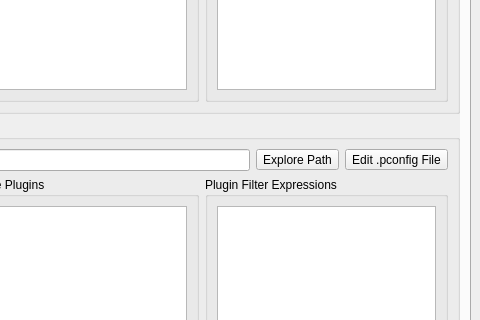
JPNaude/Qtilities, file src/Plugins/DebugPlugin/source/DebugWidget.ui: the form before one commit; both pictures show x 575 to 1055 and y 362 to 682 of the 1055 by 870 pixel window.
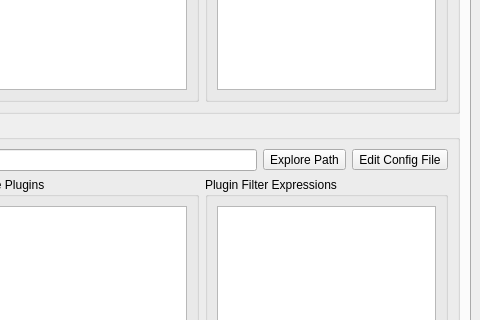
The form after the commit. The open tabs and pages were chosen to show the change.

Commit message: 1) Observer property classes improved. 2) All defines made by Qtilities now starts with qti_ and they are nicely grouped together. 3) Added concept of applicationSessionPath to QtilitiesApplication and this is used throughout Qtilities. 4) All d-pointer data structures that should be private for classes renamed to end with PrivateData. 5) ObjectScopeWidget changed the way it registers actions. 6) Debug widget improvements and numerous other small fixes.

The edit to the form file:
```diff
--- a/src/Plugins/DebugPlugin/source/DebugWidget.ui
+++ b/src/Plugins/DebugPlugin/source/DebugWidget.ui
@@ -665,8 +665,8 @@
             <rect>
              <x>0</x>
              <y>0</y>
-             <width>442</width>
-             <height>298</height>
+             <width>1013</width>
+             <height>689</height>
             </rect>
            </property>
            <attribute name="label">
@@ -792,7 +792,7 @@
                <item row="0" column="2">
                 <widget class="QToolButton" name="btnEditPluginCurrentConfigSet">
                  <property name="text">
-                  <string>Edit .pconfig File</string>
+                  <string>Edit Config File</string>
                  </property>
                  <property name="toolButtonStyle">
                   <enum>Qt::ToolButtonTextBesideIcon</enum>
```
Left out of the diff: 10 changed lines with no effect on the pictures. The commit also changes 154 other files.
